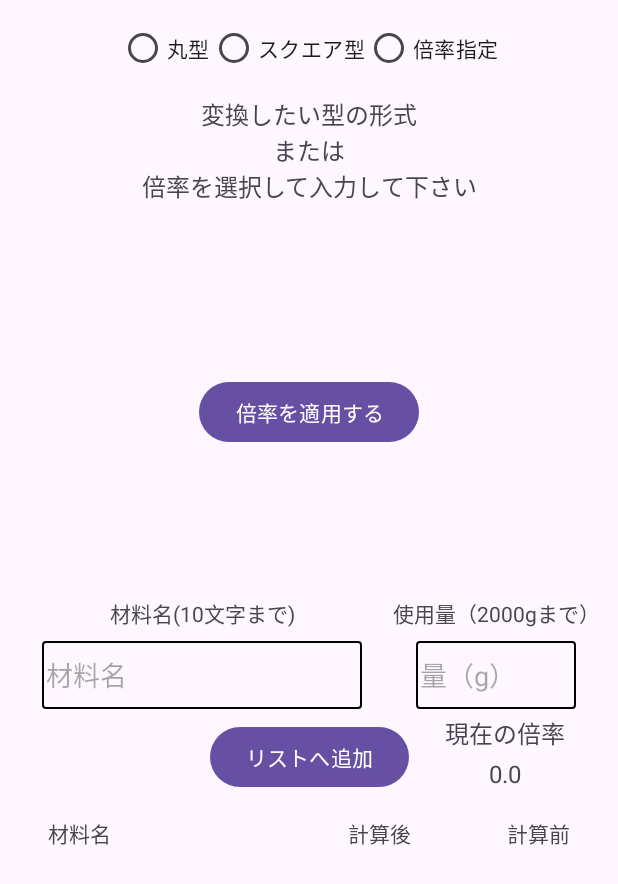
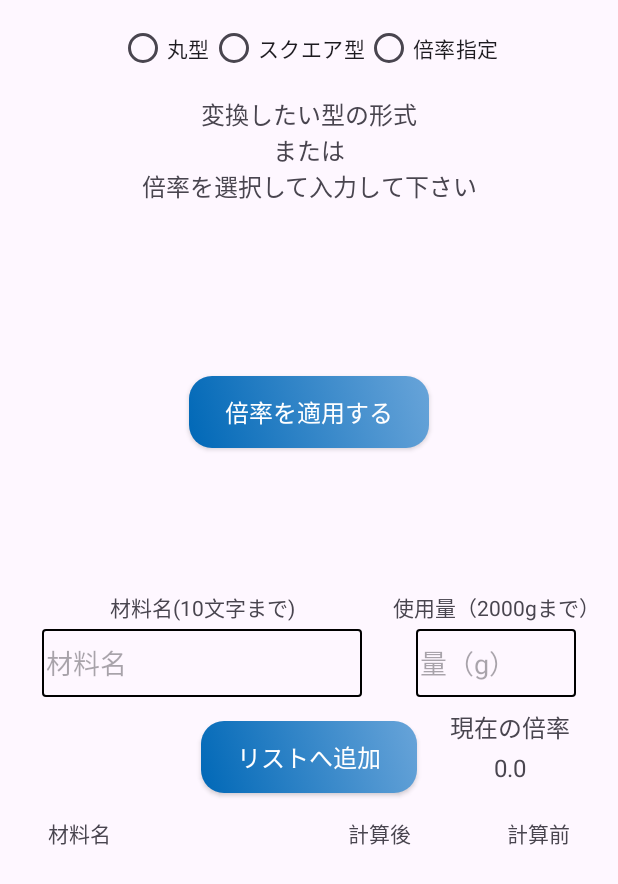
Before and after one commit to Aigiku/OrcaApplication, an Android app: the screen it shows after launch (MainActivity), on a phone screen of 412 x 824 dp. Shown: the top 884 px of the screen. Run offline under Robolectric (Android 15) with nearby library versions, the light colour scheme and no system bars.

Commit message:
change btn design

```diff
--- /dev/null
+++ b/app/src/main/res/drawable/button_design.xml
@@ -0,0 +1,26 @@
+<?xml version="1.0" encoding="utf-8"?>
+<selector xmlns:android="http://schemas.android.com/apk/res/android">
+    <!-- 押されたとき -->
+    <item android:state_pressed="true">
+        <shape android:shape="rectangle">
+            <corners android:radius="15dp"/>
+            <gradient
+                android:startColor="#0068b7"
+                android:endColor="#bbdbf3"
+                android:angle="45"
+                />
+        </shape>
+    </item>
+
+    <!-- 押されていないとき -->
+    <item>
+        <shape android:shape="rectangle">
+            <corners android:radius="15dp"/>
+            <gradient
+                android:startColor="#0068b7"
+                android:endColor="#68a4d9"
+                android:angle="45"
+                />
+        </shape>
+    </item>
+</selector>
--- a/app/src/main/res/layout/activity_main.xml
+++ b/app/src/main/res/layout/activity_main.xml
@@ -91,7 +91,7 @@
         android:layout_height="wrap_content"
         android:layout_marginStart="8dp"
         android:layout_marginEnd="8dp"
-        android:layout_marginBottom="8dp"
+        android:layout_marginBottom="16dp"
         android:background="@drawable/edit_field_design"
         android:ems="10"
         android:hint="@string/ed_ingredients_name"
@@ -111,7 +111,7 @@
         android:layout_height="wrap_content"
         android:layout_marginStart="8dp"
         android:layout_marginEnd="8dp"
-        android:layout_marginBottom="8dp"
+        android:layout_marginBottom="16dp"
         android:ems="5"
         android:hint="@string/ed_ingredients_amount"
         android:imeOptions="actionDone"
@@ -127,6 +127,9 @@
         android:layout_height="wrap_content"
         android:layout_marginBottom="16dp"
         android:text="@string/add_btn_text"
+        android:background="@drawable/button_design"
+        app:backgroundTint="@null"
+        style="@style/btn_style"
         app:layout_constraintBottom_toTopOf="@+id/textView6"
         app:layout_constraintEnd_toEndOf="parent"
         app:layout_constraintStart_toStartOf="parent" />
@@ -145,6 +148,8 @@
         android:layout_height="wrap_content"
         android:layout_marginTop="8dp"
         android:text="@string/apply_btn_text"
+        style="@style/btn_style"
+        app:backgroundTint="@null"
         app:layout_constraintEnd_toEndOf="parent"
         app:layout_constraintHorizontal_bias="0.5"
         app:layout_constraintStart_toStartOf="parent"
@@ -177,7 +182,7 @@
     <TextView
         android:layout_width="wrap_content"
         android:layout_height="wrap_content"
-        android:layout_marginBottom="8dp"
+        android:layout_marginBottom="4dp"
         android:text="@string/name_edit"
         app:layout_constraintBottom_toTopOf="@+id/ed_ingredients_name"
         app:layout_constraintEnd_toEndOf="@+id/ed_ingredients_name"
@@ -186,7 +191,7 @@
     <TextView
         android:layout_width="wrap_content"
         android:layout_height="wrap_content"
-        android:layout_marginBottom="8dp"
+        android:layout_marginBottom="4dp"
         android:text="@string/amount_edit"
         app:layout_constraintBottom_toTopOf="@+id/ed_ingredients_amount"
         app:layout_constraintEnd_toEndOf="@+id/ed_ingredients_amount"
--- a/app/src/main/res/values-night/themes.xml
+++ b/app/src/main/res/values-night/themes.xml
@@ -2,6 +2,6 @@
     <!-- Base application theme. -->
     <style name="Base.Theme.OrcaApplication" parent="Theme.Material3.DayNight.NoActionBar">
         <!-- Customize your dark theme here. -->
-        <!-- <item name="colorPrimary">@color/my_dark_primary</item> -->
+        <item name="android:statusBarColor">#0068b7</item>
     </style>
 </resources>
--- a/app/src/main/res/values/styles.xml
+++ b/app/src/main/res/values/styles.xml
@@ -1,5 +1,5 @@
 <?xml version="1.0" encoding="utf-8"?>
-<resources>
+<resources xmlns:android="http://schemas.android.com/apk/res/android">
     <style name="MyEditTextStyle" parent="Widget.AppCompat.EditText">
         <item name="android:background">@drawable/edit_field_design</item>
         <item name="android:inputType">numberDecimal</item>
@@ -13,4 +13,12 @@
         <item name="android:imeOptions">actionDone</item>
         <item name="android:digits">0123456789.</item>
     </style>
+
+    <style name="btn_style" parent="Widget.AppCompat.Button">
+        <item name="android:textColor">@color/white</item>
+        <item name="android:textSize">16sp</item>
+        <item name="android:background">@drawable/button_design</item>
+    </style>
+
+
 </resources>
--- a/app/src/main/res/values/themes.xml
+++ b/app/src/main/res/values/themes.xml
@@ -2,7 +2,7 @@
     <!-- Base application theme. -->
     <style name="Base.Theme.OrcaApplication" parent="Theme.Material3.DayNight.NoActionBar">
         <!-- Customize your light theme here. -->
-        <!-- <item name="colorPrimary">@color/my_light_primary</item> -->
+        <item name="android:statusBarColor">#0068b7</item>
     </style>
     <style name="Theme.OrcaApplication" parent="Base.Theme.OrcaApplication" />
     <style name="SplashTheme" parent="Theme.AppCompat.NoActionBar"/>
```
